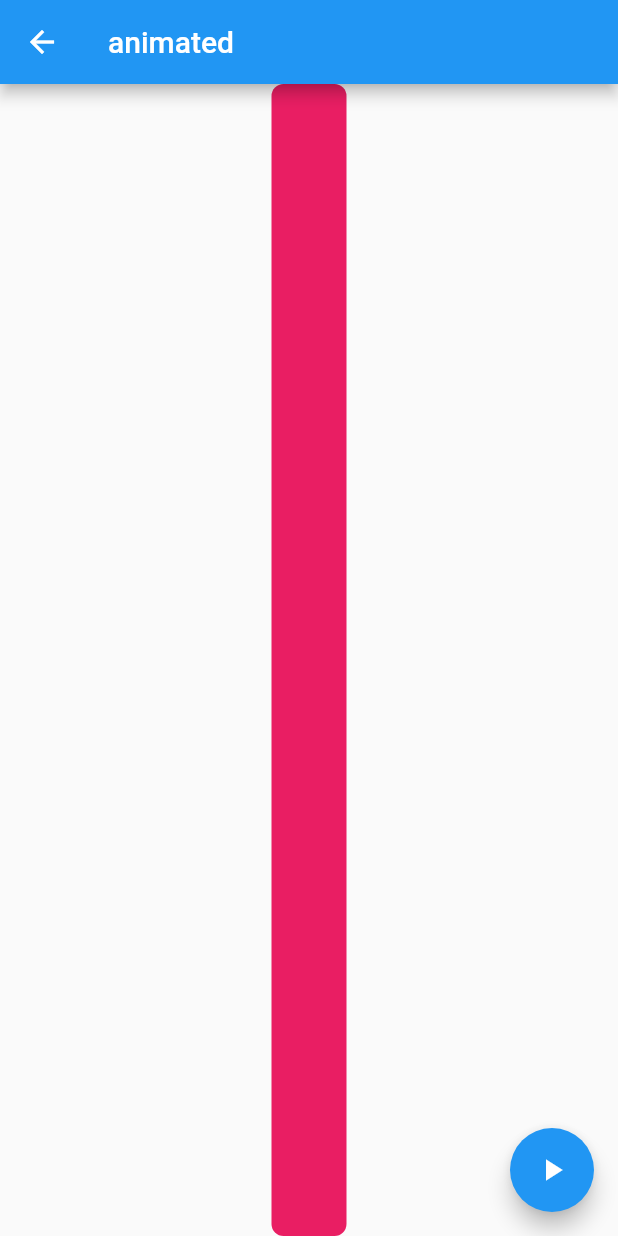
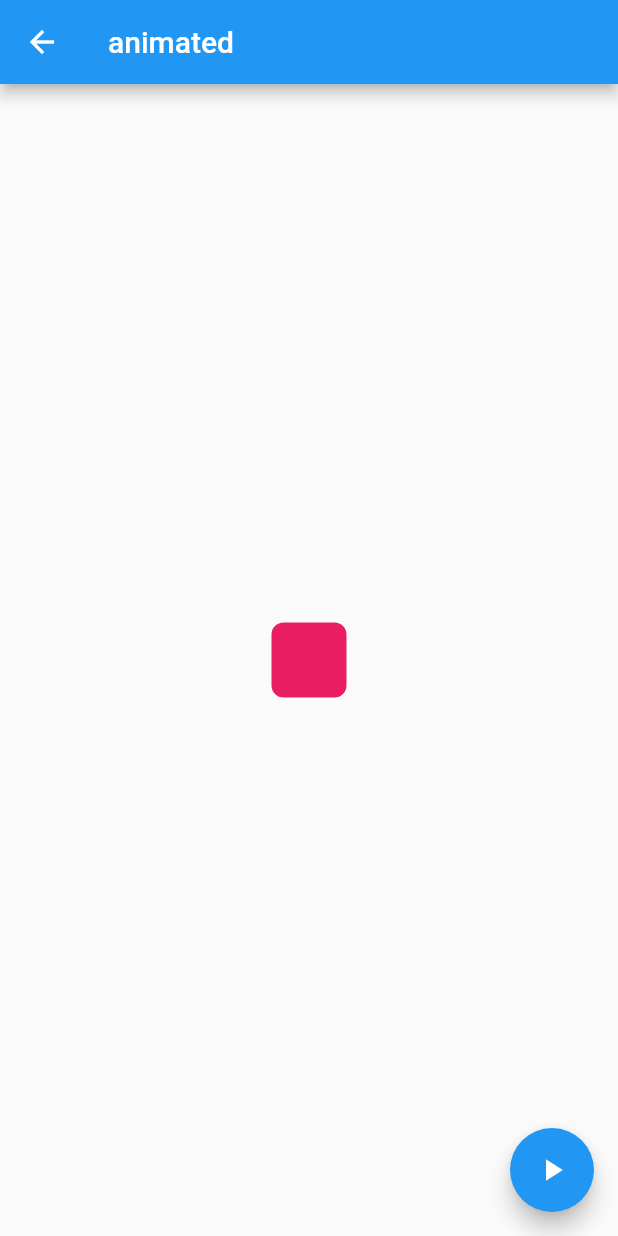
Before and after one commit to matcop/appFlutter, a Flutter app: the AnimatedContainerPage screen opened by its route, on a phone screen of 412 x 824 dp. Run offline on Flutter 3.47's test engine with Material 2 defaults, Android fonts, the phone set to English and light mode, and no system bars.

Commit message:
4th animated container

```diff
--- a/lib/src/pages/animated_container.dart
+++ b/lib/src/pages/animated_container.dart
@@ -1,3 +1,5 @@
+import 'dart:math';
+
 import 'package:flutter/material.dart';
 
 class AnimatedContainerPage extends StatefulWidget {
@@ -7,7 +9,7 @@ class AnimatedContainerPage extends StatefulWidget {
 
 class _AnimatedContainerPageState extends State<AnimatedContainerPage> {
   double _width = 50.0;
-  double _heigth = 50.0;
+  double _height = 50.0;
   Color _color = Colors.pink;
 
   BorderRadiusGeometry _borderRadius = BorderRadius.circular(8.0);
@@ -19,23 +21,29 @@ class _AnimatedContainerPageState extends State<AnimatedContainerPage> {
         title: Text('animated'),
       ),
       body: Center(
-        child: Container(
+        child: AnimatedContainer(
+          duration: Duration(milliseconds: 500),
+          curve: Curves.fastOutSlowIn,
           width: _width,
-          heigth: _heigth,
+          height: _height,
           decoration: BoxDecoration(borderRadius: _borderRadius, color: _color),
         ),
       ),
       floatingActionButton: FloatingActionButton(
         child: Icon(Icons.play_arrow),
-        onPressed: _cambiarForma(),
+        onPressed: _cambiarForma,
       ),
     );
   }
 
   _cambiarForma() {
-    _width += 50.5;
-    _heigth += 50.5;
-    _color = Colors.red;
-    setState(() {});
+    final random = Random();
+    setState(() {
+      _width = random.nextInt(300).toDouble();
+      _height = random.nextInt(300).toDouble();
+      _color = Color.fromRGBO(
+          random.nextInt(255), random.nextInt(255), random.nextInt(255), 1);
+      _borderRadius = BorderRadius.circular(random.nextInt(100).toDouble());
+    });
   }
 }
```
